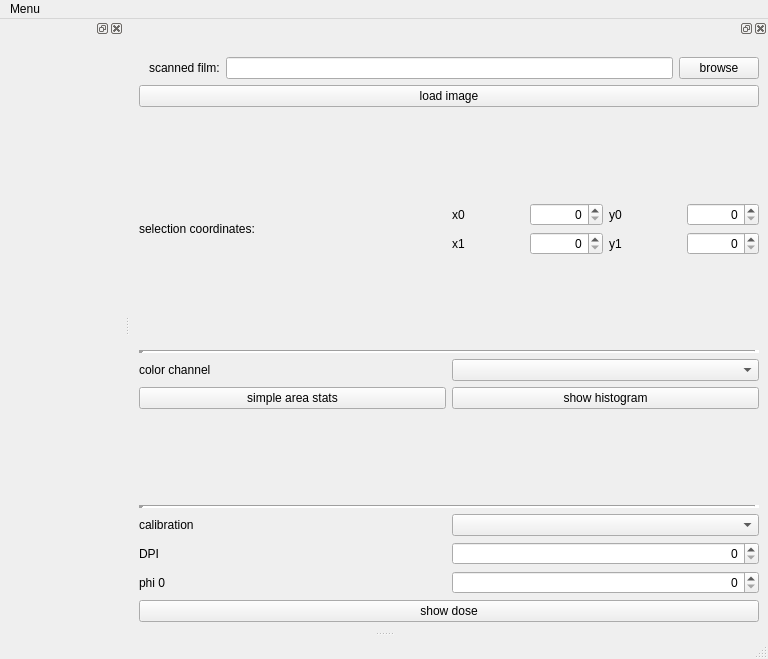
Before: the Qt Designer form UI/FilmScanMain_QtDesign.ui in mgotz/EBT_evaluation, drawn with Qt 5.
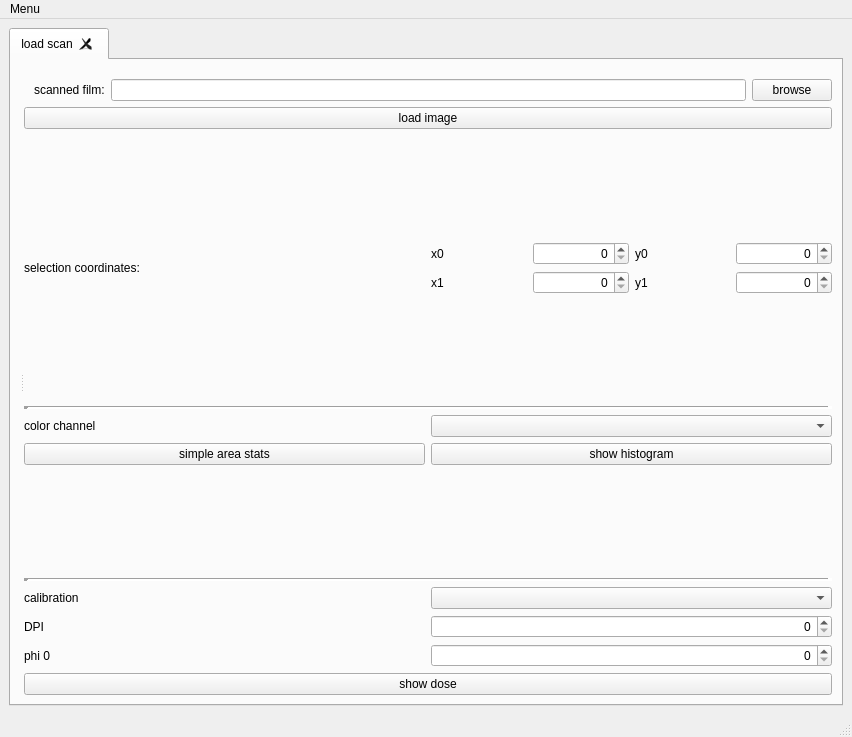
After: the same form once the commit is applied.

Diff of the .ui file:
```diff
--- a/UI/FilmScanMain_QtDesign.ui
+++ b/UI/FilmScanMain_QtDesign.ui
@@ -6,84 +6,37 @@
    <rect>
     <x>0</x>
     <y>0</y>
-    <width>768</width>
-    <height>659</height>
+    <width>852</width>
+    <height>737</height>
    </rect>
   </property>
   <property name="windowTitle">
    <string>Film Auswertung</string>
   </property>
   <widget class="QWidget" name="centralwidget">
-   <property name="minimumSize">
-    <size>
-     <width>0</width>
-     <height>0</height>
-    </size>
-   </property>
-   <property name="maximumSize">
-    <size>
-     <width>0</width>
-     <height>0</height>
-    </size>
-   </property>
-   <layout class="QHBoxLayout" name="horizontalLayout_5">
-    <property name="spacing">
+   <layout class="QGridLayout" name="gridLayout">
+    <item row="0" column="0">
+     <widget class="QTabWidget" name="tabWidget">
+      <property name="currentIndex">
      <number>0</number>
     </property>
-    <property name="margin">
-     <number>0</number>
-    </property>
-   </layout>
-  </widget>
-  <widget class="QMenuBar" name="menubar">
-   <property name="geometry">
-    <rect>
-     <x>0</x>
-     <y>0</y>
-     <width>768</width>
-     <height>19</height>
-    </rect>
-   </property>
-   <widget class="QMenu" name="menuMenu">
-    <property name="title">
-     <string>Menu</string>
-    </property>
-    <addaction name="actionShow_Settings"/>
-    <addaction name="actionShow_Log"/>
-    <addaction name="actionShow_Scan"/>
-    <addaction name="separator"/>
-    <addaction name="actionAdvanced_Settings"/>
-    <addaction name="separator"/>
-    <addaction name="actionClose"/>
-   </widget>
-   <addaction name="menuMenu"/>
-  </widget>
-  <widget class="QStatusBar" name="statusbar"/>
-  <widget class="QDockWidget" name="imageDock">
-   <attribute name="dockWidgetArea">
-    <number>4</number>
-   </attribute>
-   <widget class="QWidget" name="imageDock_contents">
-    <property name="sizePolicy">
-     <sizepolicy hsizetype="Preferred" vsizetype="Preferred">
-      <horstretch>0</horstretch>
-      <verstretch>0</verstretch>
-     </sizepolicy>
-    </property>
-    <layout class="QVBoxLayout" name="verticalLayout_2">
-     <item>
+      <property name="tabsClosable">
+       <bool>true</bool>
+      </property>
+      <widget class="QWidget" name="scanTab">
+       <attribute name="title">
+        <string>load scan</string>
+       </attribute>
+       <layout class="QGridLayout" name="gridLayout_3">
+        <item row="0" column="0">
+         <widget class="QSplitter" name="splitter">
+          <property name="orientation">
+           <enum>Qt::Horizontal</enum>
+          </property>
+          <widget class="QWidget" name="layoutWidget">
       <layout class="QVBoxLayout" name="imageLayout"/>
-     </item>
-    </layout>
-   </widget>
-  </widget>
-  <widget class="QDockWidget" name="settingsDock">
-   <attribute name="dockWidgetArea">
-    <number>4</number>
-   </attribute>
-   <widget class="QWidget" name="dockWidgetContents">
-    <layout class="QVBoxLayout" name="verticalLayout_3">
-     <item>
+          </widget>
+          <widget class="QWidget" name="layoutWidget">
       <layout class="QVBoxLayout" name="verticalLayout_4">
        <item>
         <layout class="QHBoxLayout" name="horizontalLayout_2">
@@ -401,10 +354,38 @@
         </widget>
        </item>
       </layout>
+          </widget>
+         </widget>
      </item>
     </layout>
    </widget>
   </widget>
+    </item>
+   </layout>
+  </widget>
+  <widget class="QMenuBar" name="menubar">
+   <property name="geometry">
+    <rect>
+     <x>0</x>
+     <y>0</y>
+     <width>852</width>
+     <height>21</height>
+    </rect>
+   </property>
+   <widget class="QMenu" name="menuMenu">
+    <property name="title">
+     <string>Menu</string>
+    </property>
+    <addaction name="actionShow_Scan"/>
+    <addaction name="actionShow_Log"/>
+    <addaction name="separator"/>
+    <addaction name="actionAdvanced_Settings"/>
+    <addaction name="separator"/>
+    <addaction name="actionClose"/>
+   </widget>
+   <addaction name="menuMenu"/>
+  </widget>
+  <widget class="QStatusBar" name="statusbar"/>
   <action name="actionClose">
    <property name="text">
     <string>Close</string>
```
Left out of the diff: 9 changed lines with no effect on the pictures. Lines whose indentation alone changed are shown as unchanged.
